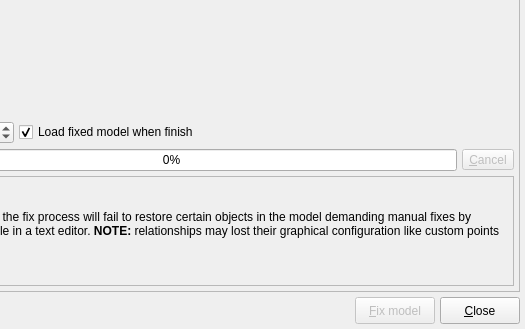
Before: the Qt Designer form libs/libgui/ui/tools/modelfixform.ui in arichiardi/pgmodeler, drawn with Qt 5; both pictures show x 125 to 650 and y 331 to 660 of the 650 by 660 pixel window.
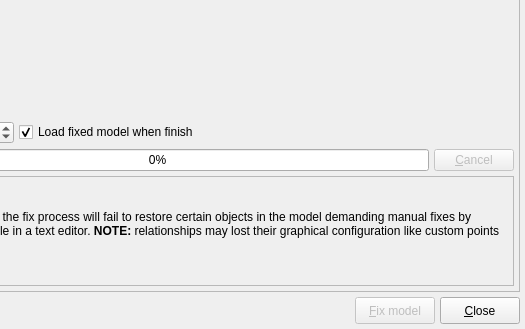
After: the same form once the commit is applied. Icons and pictures are not drawn.

Commit message: Changing some QToolButton to QPushButton for better semantics (WIP).

```diff
--- a/libs/libgui/ui/tools/modelfixform.ui
+++ b/libs/libgui/ui/tools/modelfixform.ui
@@ -142,7 +142,7 @@
          </widget>
         </item>
         <item>
-         <widget class="QToolButton" name="cancel_btn">
+         <widget class="QPushButton" name="cancel_btn">
           <property name="enabled">
            <bool>false</bool>
           </property>
@@ -165,9 +165,6 @@
             <height>25</height>
            </size>
           </property>
-          <property name="toolButtonStyle">
-           <enum>Qt::ToolButtonStyle::ToolButtonTextBesideIcon</enum>
-          </property>
          </widget>
         </item>
        </layout>
```
The commit also changes 30 other files.
